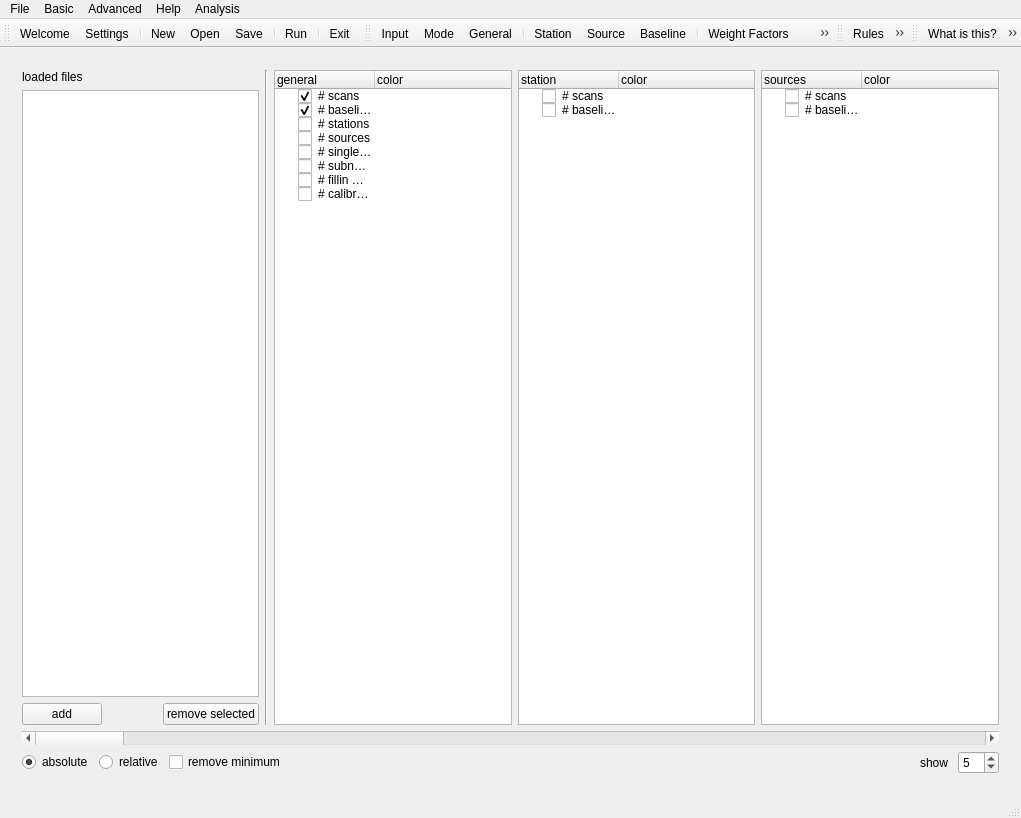
The window that mainwindow.ui (TUW-VieVS/VieSchedpp) describes before a commit, drawn with Qt 5.
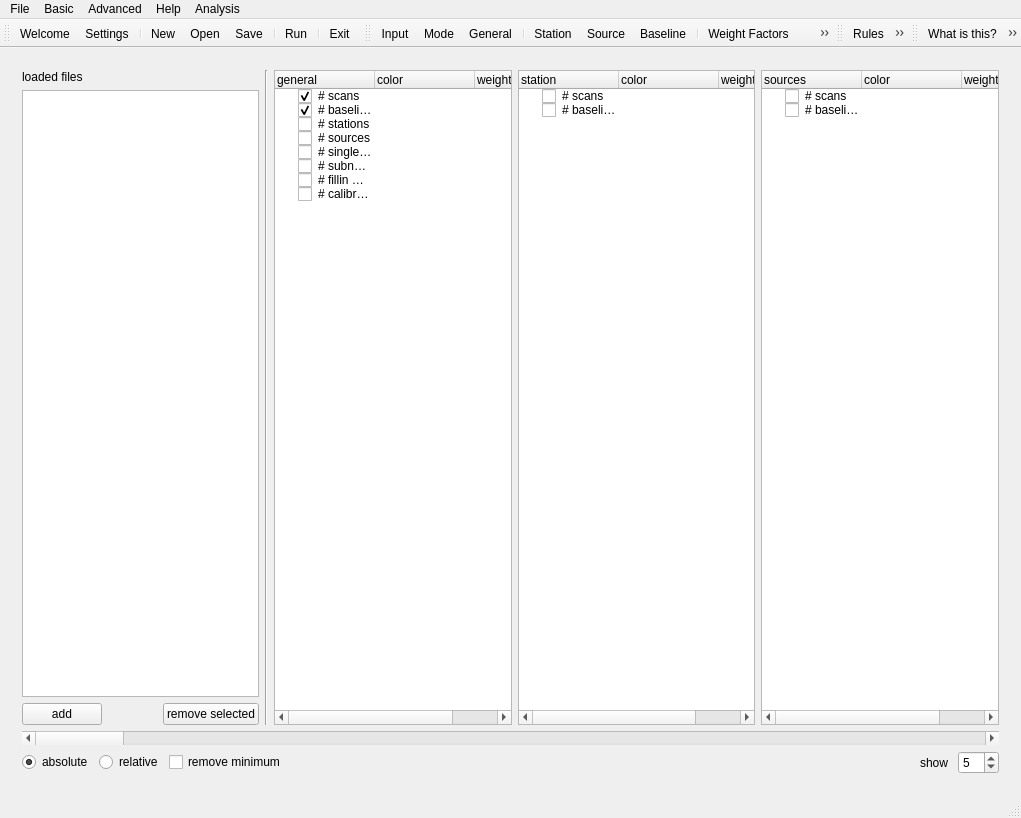
The same window after the commit. Icons and pictures are not drawn.

Commit message: sorting and weighting in statistics view

Patch:
```diff
--- a/mainwindow.ui
+++ b/mainwindow.ui
@@ -6054,6 +6054,11 @@
               <string>color</string>
              </property>
             </column>
+            <column>
+             <property name="text">
+              <string>weight</string>
+             </property>
+            </column>
             <item>
              <property name="text">
               <string># scans</string>
@@ -6153,6 +6158,11 @@
               <string>color</string>
              </property>
             </column>
+            <column>
+             <property name="text">
+              <string>weight</string>
+             </property>
+            </column>
             <item>
              <property name="text">
               <string># scans</string>
@@ -6189,6 +6199,11 @@
               <string>color</string>
              </property>
             </column>
+            <column>
+             <property name="text">
+              <string>weight</string>
+             </property>
+            </column>
             <item>
              <property name="text">
               <string># scans</string>
@@ -6196,6 +6211,12 @@
              <property name="checkState">
               <enum>Unchecked</enum>
              </property>
+             <property name="text">
+              <string/>
+             </property>
+             <property name="text">
+              <string/>
+             </property>
             </item>
             <item>
              <property name="text">
@@ -6204,6 +6225,12 @@
              <property name="checkState">
               <enum>Unchecked</enum>
              </property>
+             <property name="text">
+              <string/>
+             </property>
+             <property name="text">
+              <string/>
+             </property>
             </item>
            </widget>
           </item>
```
Left out of the diff: 6 changed lines with no effect on the pictures. The commit also changes 1 other file.
